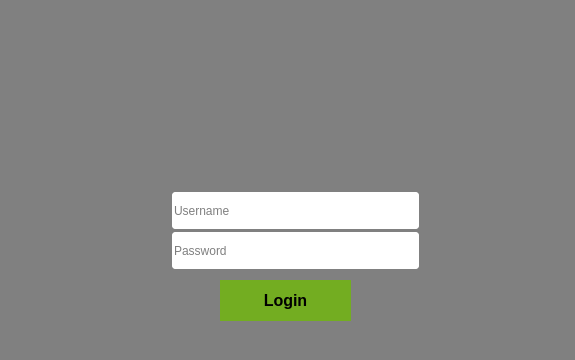
Old version of the form login.ui in the repository NaufalRizqullah/pemrograman-Visual.
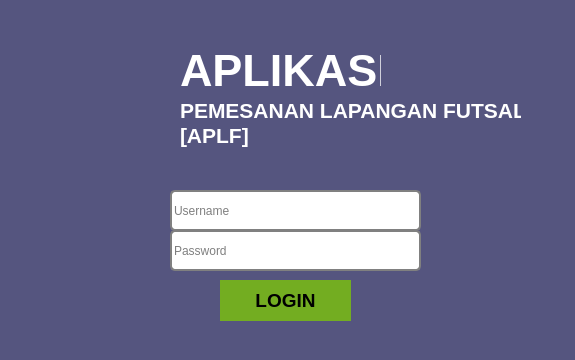
New version of the form. Icons and pictures are not drawn.

Commit message: update login, home, sm export

The edit to the form file:
```diff
--- a/login.ui
+++ b/login.ui
@@ -14,17 +14,17 @@
    <string>MainWindow</string>
   </property>
   <property name="styleSheet">
-   <string notr="true">background-color: gray;
+   <string notr="true">background-color: #55557f;
 border-radius:20px;</string>
   </property>
   <widget class="QWidget" name="centralwidget">
    <widget class="QLabel" name="gambar">
     <property name="geometry">
      <rect>
-      <x>200</x>
-      <y>10</y>
-      <width>171</width>
-      <height>171</height>
+      <x>50</x>
+      <y>60</y>
+      <width>101</width>
+      <height>101</height>
      </rect>
     </property>
     <property name="maximumSize">
@@ -86,8 +86,8 @@
     </property>
     <property name="font">
      <font>
-      <family>MS UI Gothic</family>
-      <pointsize>12</pointsize>
+      <family>Segoe UI</family>
+      <pointsize>14</pointsize>
       <weight>75</weight>
       <bold>true</bold>
      </font>
@@ -98,7 +98,7 @@
 </string>
     </property>
     <property name="text">
-     <string>Login</string>
+     <string>LOGIN</string>
     </property>
    </widget>
    <widget class="QLineEdit" name="lineEdit_2">
@@ -130,6 +130,78 @@
      <bool>false</bool>
     </property>
    </widget>
+   <widget class="QLabel" name="label">
+    <property name="geometry">
+     <rect>
+      <x>180</x>
+      <y>40</y>
+      <width>201</width>
+      <height>61</height>
+     </rect>
+    </property>
+    <property name="font">
+     <font>
+      <family>Segoe UI</family>
+      <pointsize>34</pointsize>
+      <weight>75</weight>
+      <bold>true</bold>
+     </font>
+    </property>
+    <property name="styleSheet">
+     <string notr="true">color:white;</string>
+    </property>
+    <property name="text">
+     <string>APLIKASI</string>
+    </property>
+   </widget>
+   <widget class="QLabel" name="label_2">
+    <property name="geometry">
+     <rect>
+      <x>180</x>
+      <y>100</y>
+      <width>341</width>
+      <height>21</height>
+     </rect>
+    </property>
+    <property name="font">
+     <font>
+      <family>Segoe UI</family>
+      <pointsize>16</pointsize>
+      <weight>75</weight>
+      <bold>true</bold>
+     </font>
+    </property>
+    <property name="styleSheet">
+     <string notr="true">color:white;</string>
+    </property>
+    <property name="text">
+     <string>PEMESANAN LAPANGAN FUTSAL</string>
+    </property>
+   </widget>
+   <widget class="QLabel" name="label_3">
+    <property name="geometry">
+     <rect>
+      <x>180</x>
+      <y>120</y>
+      <width>71</width>
+      <height>31</height>
+     </rect>
+    </property>
+    <property name="font">
+     <font>
+      <family>Segoe UI</family>
+      <pointsize>16</pointsize>
+      <weight>75</weight>
+      <bold>true</bold>
+     </font>
+    </property>
+    <property name="styleSheet">
+     <string notr="true">color:white;</string>
+    </property>
+    <property name="text">
+     <string>[APLF]</string>
+    </property>
+   </widget>
   </widget>
   <widget class="QStatusBar" name="statusbar"/>
  </widget>
```
The commit also changes 10 other files.
